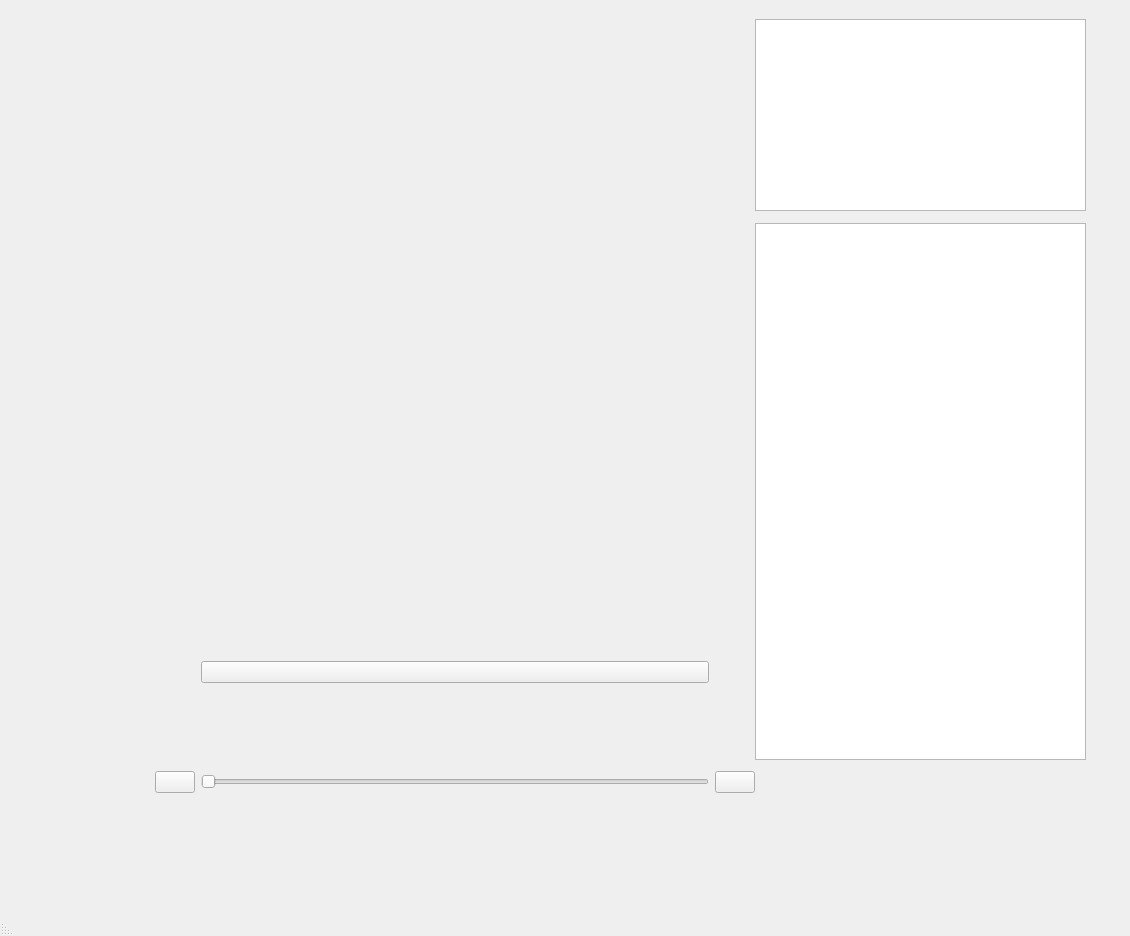
The window that ui/main_page.ui (incremen/CyberMusicStreaming) describes before a commit, drawn with Qt 5.
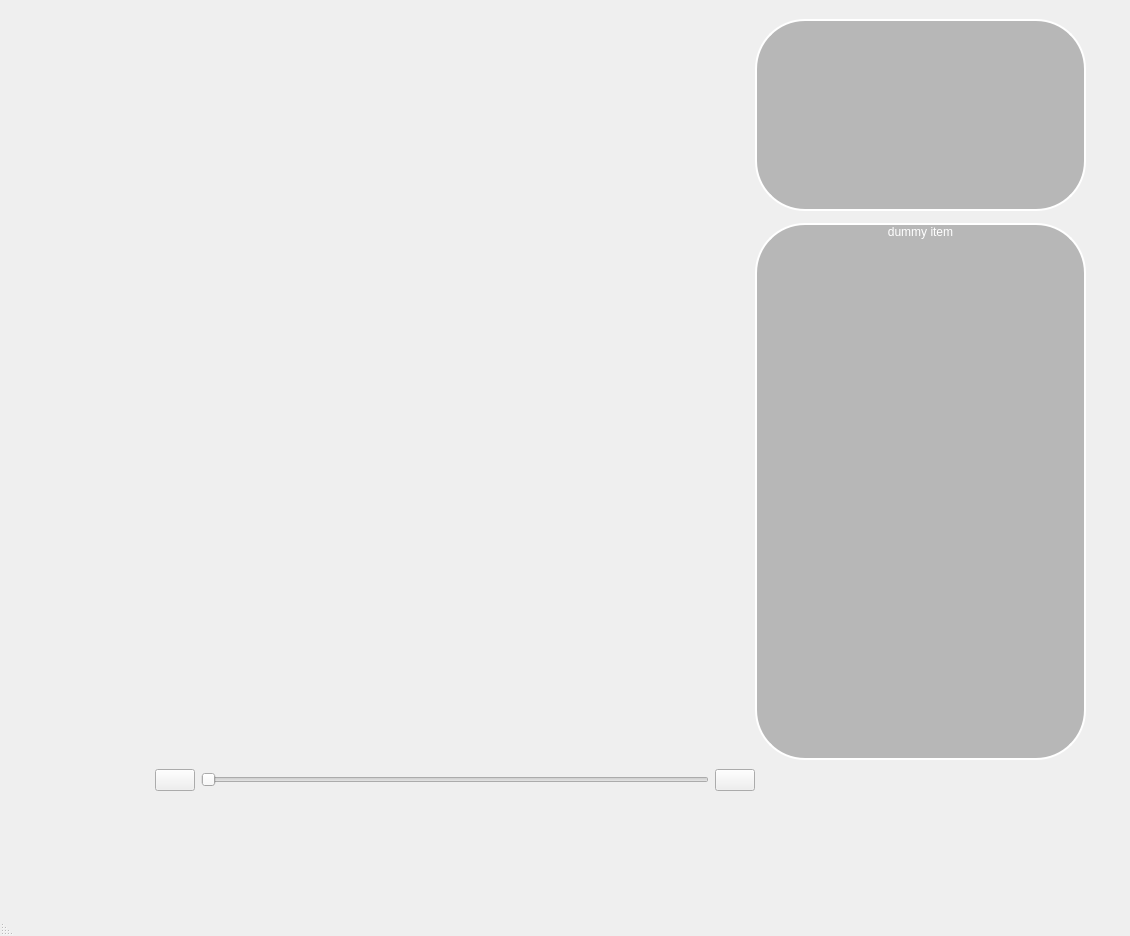
The same window after the commit. Icons and pictures are not drawn.

```diff
--- a/ui/main_page.ui
+++ b/ui/main_page.ui
@@ -94,8 +94,13 @@
            </sizepolicy>
           </property>
           <property name="styleSheet">
-           <string notr="true">border-image: url(:/images/light_background.png) 0 0 0 0 stretch stretch;
-   color: white;</string>
+           <string notr="true"> border: 2px solid white;
+ background-color: rgba(128, 128, 128, 128);
+ border-radius: 50px;
+color: white;
+
+
+</string>
           </property>
           <property name="frameShape">
            <enum>QFrame::StyledPanel</enum>
@@ -108,9 +113,23 @@
         <item>
          <widget class="QListWidget" name="song_queue_widget">
           <property name="styleSheet">
-           <string notr="true">border-image: url(:/images/light_background.png) 0 0 0 0 stretch stretch;
-color: white;</string>
+           <string notr="true"> border: 2px solid white;
+ background-color: rgba(128, 128, 128, 128);
+ border-radius: 50px;
+color: white;
+
+
+
+</string>
           </property>
+          <item>
+           <property name="text">
+            <string>dummy item</string>
+           </property>
+           <property name="textAlignment">
+            <set>AlignCenter</set>
+           </property>
+          </item>
          </widget>
         </item>
        </layout>
@@ -167,6 +186,8 @@
          <widget class="QPushButton" name="pause_btn">
           <property name="styleSheet">
            <string notr="true">qproperty-iconSize: 80px;
+ border: none;
+
 
 </string>
           </property>
```
